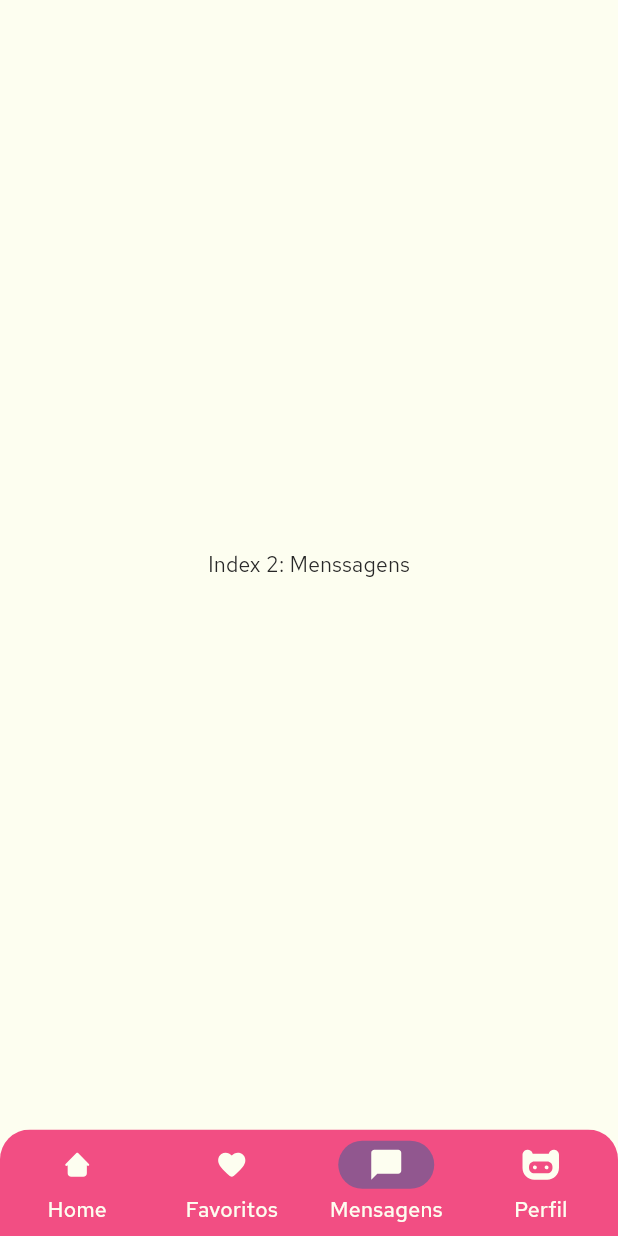
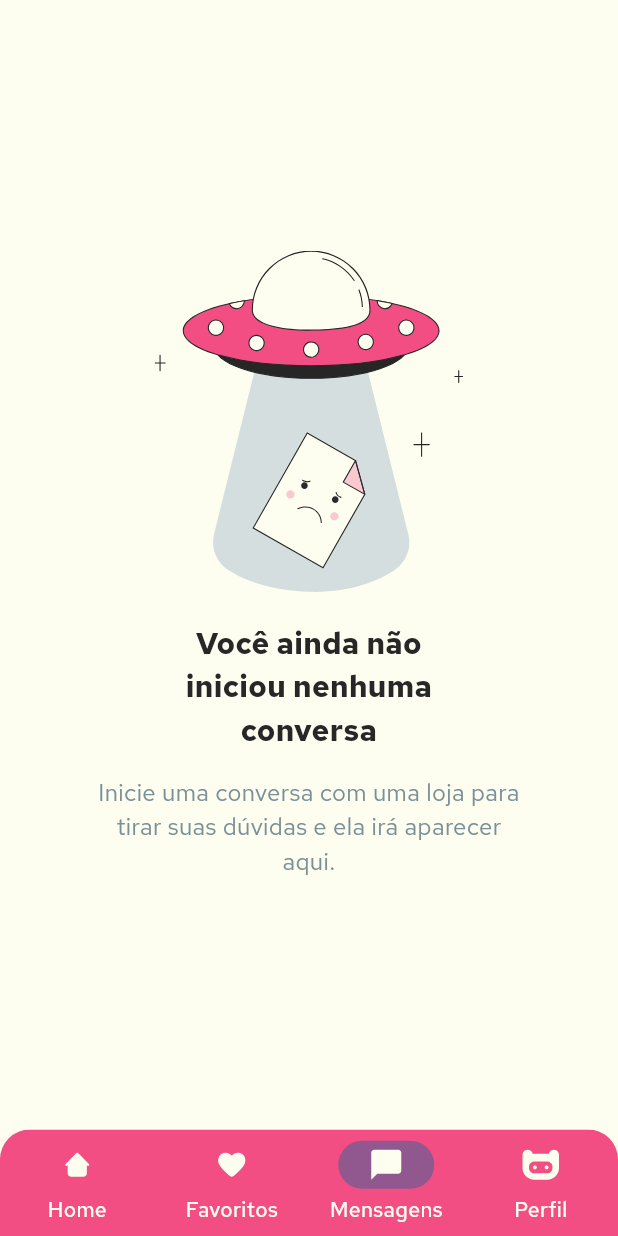
Before and after one commit to StardustOrg/stardust_app, a Flutter app: the screen it shows once a user with an empty profile is signed in, item 3 of the bottom bar chosen, on a phone screen of 412 x 824 dp. Run offline on Flutter 3.47's test engine with Material 3 defaults, Android fonts, the phone set to English and light mode, and no system bars; our stand-ins replace badges, brasil_fields, cloud_firestore, dots_indicator, firebase_auth, firebase_core and 8 more; missing offline and left inert: carousel_slider_plus; accounts and stored records are empty.

Commit message:
[feat] empty message state

```diff
--- /dev/null
+++ b/lib/features/shop/messages/screen/messages_screen.dart
@@ -0,0 +1,52 @@
+import 'package:flutter/material.dart';
+import 'package:flutter_svg/svg.dart';
+import 'package:stardust_app_skeleton/utils/constants/colors.dart';
+import 'package:stardust_app_skeleton/utils/device/device_utility.dart';
+
+class MessagesScreen extends StatelessWidget {
+  const MessagesScreen({super.key});
+
+  @override
+  Widget build(BuildContext context) {
+    return Scaffold(
+      body: SafeArea(
+        child: Center(
+          child: Column(
+            crossAxisAlignment: CrossAxisAlignment.center,
+            mainAxisAlignment: MainAxisAlignment.center,
+            children: [
+              SvgPicture.asset(
+                'assets/no_messages.svg',
+                width: StarDeviceUtils.getScreenWidth(context) * 0.5,
+              ),
+              const SizedBox(height: 20),
+              SizedBox(
+                width: StarDeviceUtils.getScreenWidth(context) * 0.5,
+                child: const Text(
+                  'Você ainda não iniciou nenhuma conversa',
+                  style: TextStyle(
+                    fontSize: 20,
+                    fontWeight: FontWeight.bold,
+                  ),
+                  textAlign: TextAlign.center,
+                ),
+              ),
+              const SizedBox(height: 15),
+              SizedBox(
+                width: StarDeviceUtils.getScreenWidth(context) * 0.7,
+                child: const Text(
+                  'Inicie uma conversa com uma loja para tirar suas dúvidas e ela irá aparecer aqui.',
+                  style: TextStyle(
+                    fontSize: 16,
+                    color: StarColors.textSecondary,
+                  ),
+                  textAlign: TextAlign.center,
+                ),
+              ),
+            ],
+          ),
+        ),
+      ),
+    );
+  }
+}
--- a/lib/features/shop/wrapper.dart
+++ b/lib/features/shop/wrapper.dart
@@ -2,6 +2,7 @@ import 'package:flutter/material.dart';
 import 'package:stardust_app_skeleton/features/shop/favorites/screens/favorites_page.dart';
 import 'package:stardust_app_skeleton/features/shop/home/screens/home.dart';
 import 'package:flutter_svg/svg.dart';
+import 'package:stardust_app_skeleton/features/shop/messages/screen/messages_screen.dart';
 import 'package:stardust_app_skeleton/features/shop/profile/screens/profile_screen.dart';
 import 'package:stardust_app_skeleton/models/user.dart';
 import 'package:stardust_app_skeleton/utils/constants/colors.dart';
@@ -29,11 +30,7 @@ class _ScreenWrapperState extends State<ScreenWrapper> {
       const Center(
         child: FavoritesPage(),
       ),
-      const Center(
-        child: Text(
-          'Index 2: Menssagens',
-        ),
-      ),
+      const MessagesScreen(),
       ProfileScreen(uid: widget.user.uid),
     ];
   }
--- a/lib/features/wrapper.dart
+++ /dev/null
@@ -1,95 +0,0 @@
-import 'package:flutter/material.dart';
-import 'package:flutter_svg/svg.dart';
-import 'package:stardust_app_skeleton/features/shop/home/screens/home.dart';
-import 'package:stardust_app_skeleton/utils/constants/colors.dart';
-import 'package:stardust_app_skeleton/utils/constants/image_string.dart';
-
-class ScreenWrapper extends StatefulWidget {
-  const ScreenWrapper({super.key});
-
-  @override
-  State<ScreenWrapper> createState() => _ScreenWrapperState();
-}
-
-class _ScreenWrapperState extends State<ScreenWrapper> {
-  int _selectedIndex = 0;
-
-  static const List<Widget> _widgetOptions = <Widget>[
-    Home(),
-    Center(
-      child: Text(
-        'Index 1: Business',
-      ),
-    ),
-    Center(
-      child: Text(
-        'Index 2: School',
-      ),
-    ),
-    Center(
-      child: Text(
-        'Index 3: Settings',
-      ),
-    ),
-  ];
-
-  void _onItemTapped(int index) {
-    setState(() {
-      _selectedIndex = index;
-    });
-  }
-
-  @override
-  Widget build(BuildContext context) {
-    return Scaffold(
-      body: _widgetOptions.elementAt(_selectedIndex),
-      bottomNavigationBar: BottomNavigationBar(
-        items: <BottomNavigationBarItem>[
-          BottomNavigationBarItem(
-            icon: SvgPicture.asset(
-              StarImages.homeSvg,
-              colorFilter: const ColorFilter.mode(
-                StarColors.bgLight,
-                BlendMode.srcIn,
-              ),
-            ),
-            label: 'Home',
-          ),
-          BottomNavigationBarItem(
-            icon: SvgPicture.asset(
-              StarImages.favoritesSvg,
-              colorFilter: const ColorFilter.mode(
-                StarColors.bgLight,
-                BlendMode.srcIn,
-              ),
-            ),
-            label: 'Favoritos',
-          ),
-          BottomNavigationBarItem(
-            icon: SvgPicture.asset(
-              StarImages.messagesSvg,
-              colorFilter: const ColorFilter.mode(
-                StarColors.bgLight,
-                BlendMode.srcIn,
-              ),
-            ),
-            label: 'Mensagens',
-          ),
-          BottomNavigationBarItem(
-            icon: SvgPicture.asset(
-              StarImages.profileSvg,
-              colorFilter: const ColorFilter.mode(
-                StarColors.bgLight,
-                BlendMode.srcIn,
-              ),
-            ),
-            label: 'Perfil',
-          ),
-        ],
-        currentIndex: _selectedIndex,
-        selectedItemColor: Colors.amber[800],
-        onTap: _onItemTapped,
-      ),
-    );
-  }
-}
```
Also changed, not shown: assets/no_messages.svg (added).
